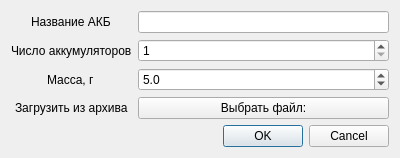
Qt form ui/battery_params.ui (mikhailmishurinskikh/parametrizator) before a commit.
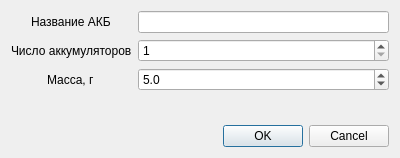
The same form after that commit.

What changed in the file:
```diff
--- a/ui/battery_params.ui
+++ b/ui/battery_params.ui
@@ -63,20 +63,6 @@
      <item row="0" column="1">
       <widget class="QLineEdit" name="nameInput"/>
      </item>
-     <item row="3" column="0">
-      <widget class="QLabel" name="label_4">
-       <property name="text">
-        <string>Загрузить из архива</string>
-       </property>
-      </widget>
-     </item>
-     <item row="3" column="1">
-      <widget class="QPushButton" name="selectFile_button">
-       <property name="text">
-        <string>Выбрать файл:</string>
-       </property>
-      </widget>
-     </item>
     </layout>
    </item>
    <item>
```
